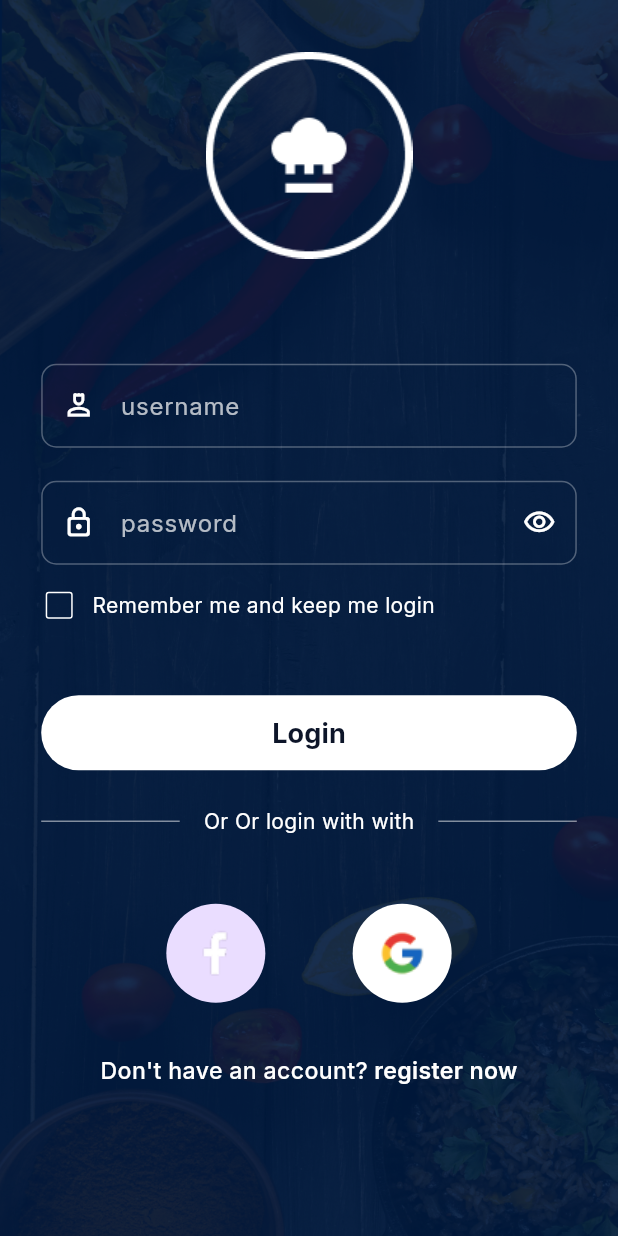
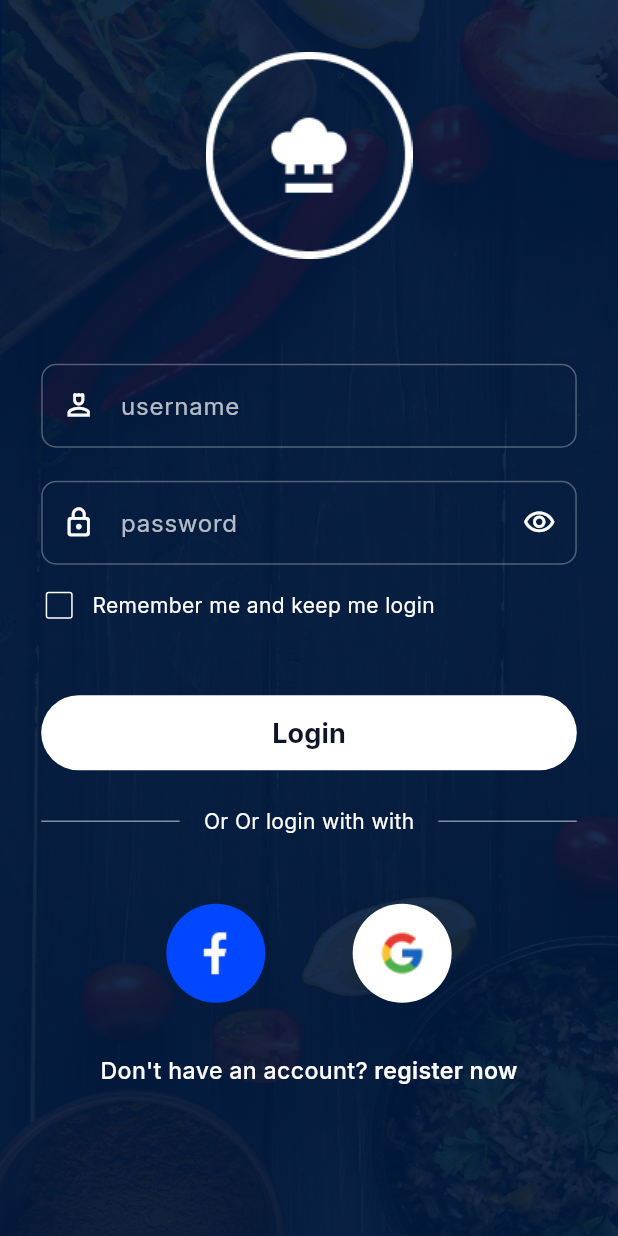
Before and after one commit to MuhammedZain15/meal_recommendation, a Flutter app: the LoginView screen opened by its route, on a phone screen of 412 x 824 dp. Run offline on Flutter 3.47's test engine with Material 3 defaults, Android fonts, the phone set to English and light mode, and no system bars; our stand-ins replace animate_do, bloc, cloud_firestore, equatable, firebase_auth, firebase_core and 8 more; missing offline and left inert: firebase_app_check, flutter_facebook_auth; accounts and stored records are empty.

Commit message:
Add blue color constant to AppColors

```diff
--- a/lib/core/utils/app_colors.dart
+++ b/lib/core/utils/app_colors.dart
@@ -5,4 +5,5 @@
   static const kBlack = Color(0xFF000000);
   static const kGrey = Color(0xffD9D9D9);
   static const kDarkGrey = Color(0xff8A8A8A);
+  static const kBlue = Color(0xff0047FF);
 }
```
